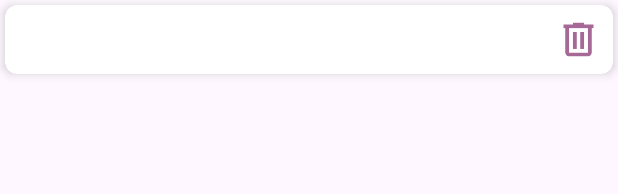
After one commit to kzi-nastava/ma-project-event-planner-siit-2024-team-16, an Android app: the layout item_contact.xml on its own in the app's theme, with its tools: preview values and no code run, on a phone screen of 412 x 824 dp. The commit adds this screen. Shown: the top 194 px of the screen. Run offline under Robolectric (Android 15) with nearby library versions, the phone set to English and light mode, and no system bars.

Commit message:
feat: display contacts pagination and delete functionality

```diff
--- /dev/null
+++ b/app/src/main/res/drawable/button_favorite_selector.xml
@@ -0,0 +1,4 @@
+<selector xmlns:android="http://schemas.android.com/apk/res/android">
+    <item android:state_selected="false" android:drawable="@drawable/ic_favorite"  />
+    <item android:state_selected="true" android:drawable="@drawable/ic_favorite_filled" />
+</selector>
--- /dev/null
+++ b/app/src/main/res/layout/item_contact.xml
@@ -0,0 +1,40 @@
+<?xml version="1.0" encoding="utf-8"?>
+<androidx.cardview.widget.CardView
+    xmlns:android="http://schemas.android.com/apk/res/android"
+    xmlns:app="http://schemas.android.com/apk/res-auto"
+    xmlns:tools="http://schemas.android.com/tools"
+    android:layout_width="match_parent"
+    android:layout_height="wrap_content"
+    app:cardCornerRadius="8dp"
+    app:cardElevation="4dp"
+    android:layout_margin="3dp">
+
+    <androidx.constraintlayout.widget.ConstraintLayout
+        android:layout_width="match_parent"
+        android:layout_height="wrap_content"
+        android:padding="8dp">
+
+        <TextView
+            android:id="@+id/contact_name"
+            android:layout_width="wrap_content"
+            android:layout_height="wrap_content"
+            android:textColor="@android:color/black"
+            android:textSize="12sp"
+            android:textStyle="bold"
+            app:layout_constraintStart_toStartOf="parent"
+            app:layout_constraintTop_toTopOf="parent"
+            app:layout_constraintBottom_toBottomOf="parent" />
+
+        <Button
+            android:id="@+id/delete_invitation"
+            android:layout_width="30dp"
+            android:layout_height="30dp"
+            android:background="@drawable/ic_delete"
+            android:contentDescription="@string/delete_notification"
+            app:layout_constraintEnd_toEndOf="parent"
+            app:layout_constraintTop_toTopOf="parent"
+            app:layout_constraintBottom_toBottomOf="parent" />
+
+    </androidx.constraintlayout.widget.ConstraintLayout>
+
+</androidx.cardview.widget.CardView>
```
Also changed, not shown: app/src/main/java/com/example/evenmate/activities/event/EventDetailsActivity.java (+13 -1 lines), app/src/main/java/com/example/evenmate/fragments/event/InvitationsAdapter.java (added, +59 -0 lines), app/src/main/java/com/example/evenmate/fragments/event/InvitationsFragment.java (+87 -1 lines), app/src/main/java/com/example/evenmate/fragments/homepage/CardAdapter.java (+10 -27 lines), app/src/main/res/layout/activity_event_details.xml (+24 -0 lines), app/src/main/res/layout/fragment_invitations.xml (added, +49 -0 lines), app/src/main/res/layout/item_card_general.xml (+20 -17 lines).
